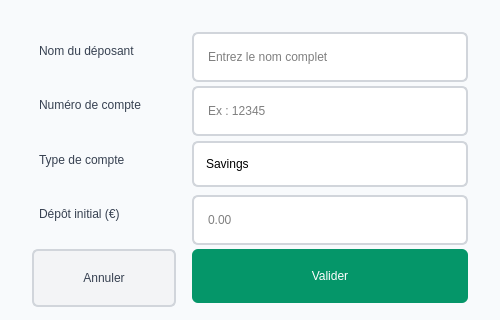
Above: accountdialog.ui from niyonkomezi999-lang/banksystem before the change. Below: the same form after it.
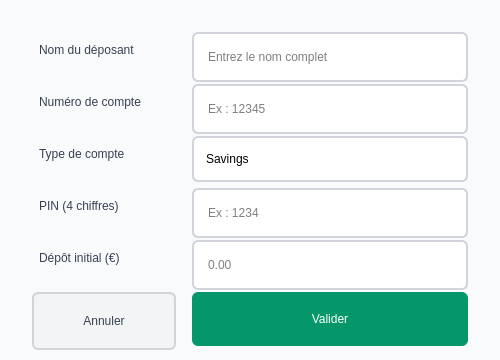
That is the form after the change.

Diff of the .ui file:
```diff
--- a/accountdialog.ui
+++ b/accountdialog.ui
@@ -7,13 +7,13 @@
     <x>0</x>
     <y>0</y>
     <width>500</width>
-    <height>320</height>
+    <height>360</height>
    </rect>
   </property>
   <property name="minimumSize">
    <size>
     <width>500</width>
-    <height>320</height>
+    <height>360</height>
    </size>
   </property>
   <property name="windowTitle">
@@ -151,27 +151,44 @@
     </widget>
    </item>
    <item row="3" column="0">
+    <widget class="QLabel" name="label_pin">
+     <property name="text">
+      <string>PIN (4 chiffres)</string>
+     </property>
+    </widget>
+   </item>
+   <item row="3" column="1">
+    <widget class="QLineEdit" name="pinEdit">
+     <property name="placeholderText">
+      <string>Ex : 1234</string>
+     </property>
+     <property name="maxLength">
+      <number>4</number>
+     </property>
+    </widget>
+   </item>
+   <item row="4" column="0">
     <widget class="QLabel" name="label_4">
      <property name="text">
       <string>Dépôt initial (€)</string>
      </property>
     </widget>
    </item>
-   <item row="3" column="1">
+   <item row="4" column="1">
     <widget class="QLineEdit" name="initialBalanceEdit">
      <property name="placeholderText">
       <string>0.00</string>
      </property>
     </widget>
    </item>
-   <item row="4" column="0">
+   <item row="5" column="0">
     <widget class="QPushButton" name="cancelButton">
      <property name="text">
       <string>Annuler</string>
      </property>
     </widget>
    </item>
-   <item row="4" column="1">
+   <item row="5" column="1">
     <widget class="QPushButton" name="okButton">
      <property name="text">
       <string>Valider</string>
```
